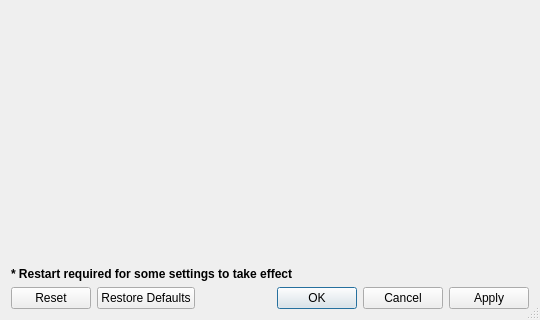
First picture: the form in Qt/Components/Resources/UI/pqSettingsDialog.ui, repository vbnhfylbh/ParaView, before the edit; both pictures show x 0 to 540 and y 325 to 645 of the 540 by 645 pixel window.
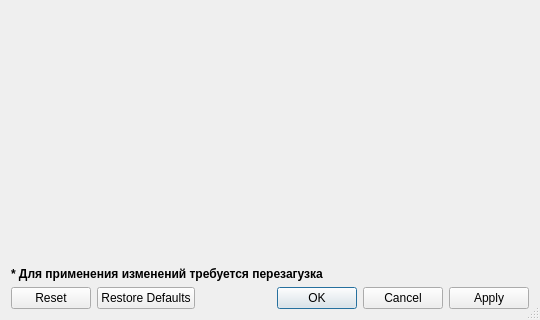
Second picture: the form after the edit. Custom widgets are drawn as their Qt base class.

```diff
--- a/Qt/Components/Resources/UI/pqSettingsDialog.ui
+++ b/Qt/Components/Resources/UI/pqSettingsDialog.ui
@@ -65,7 +65,7 @@
       </font>
      </property>
      <property name="text">
-      <string>* Restart required for some settings to take effect</string>
+      <string>* Для применения изменений требуется перезагузка</string>
      </property>
      <property name="wordWrap">
       <bool>true</bool>
```
Left out of the diff: 2 changed lines with no effect on the pictures.
